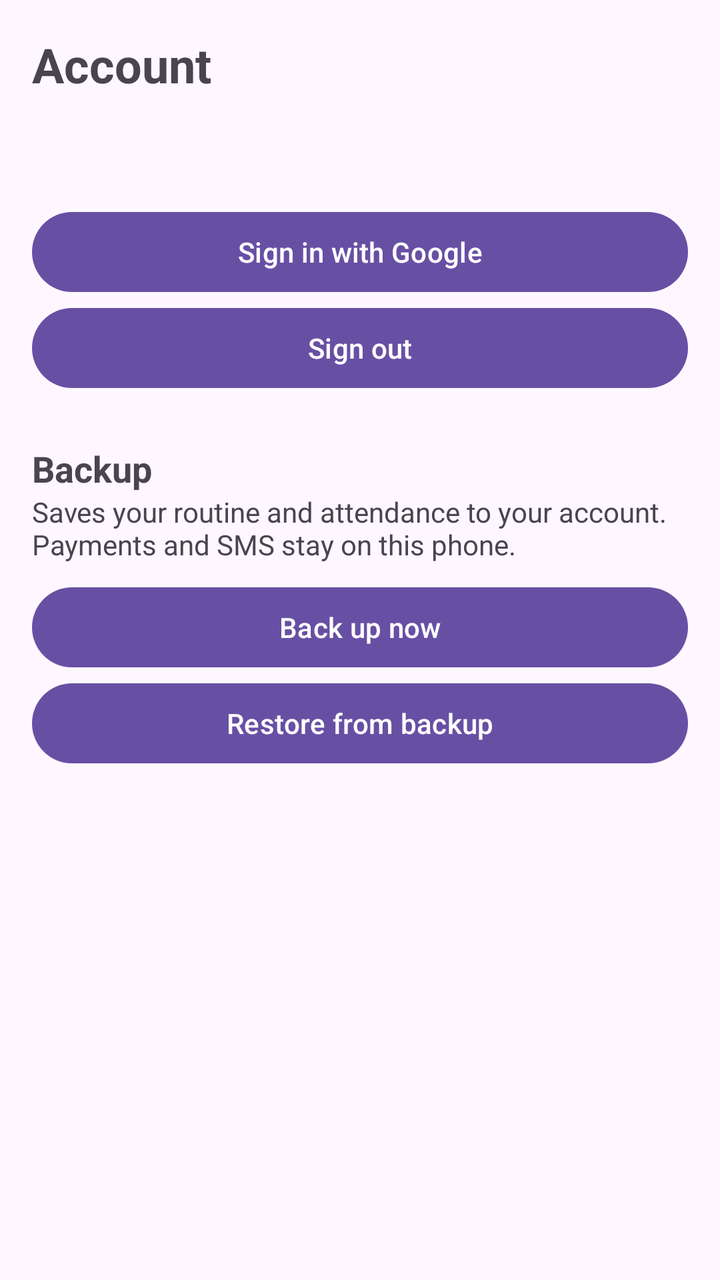
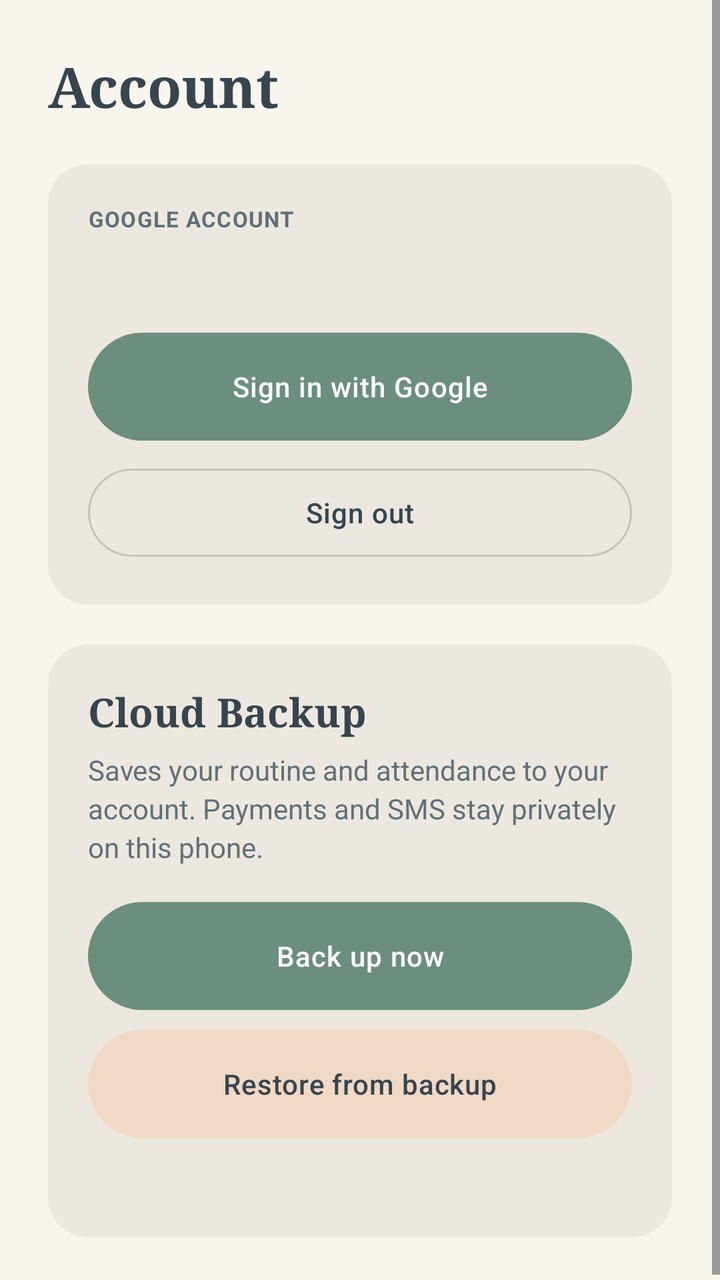

Two renders of the same Android screen: before a commit and after it. Below are the layout's source before the change and the commit's diff.
<!-- AndroidManifest.xml: application theme Theme.Fluxora -->
<!-- res/layout/activity_account.xml -->
<?xml version="1.0" encoding="utf-8"?>
<LinearLayout xmlns:android="http://schemas.android.com/apk/res/android"
    android:layout_width="match_parent"
    android:layout_height="match_parent"
    android:fitsSystemWindows="true"
    android:orientation="vertical"
    android:padding="16dp">

    <TextView
        android:layout_width="wrap_content"
        android:layout_height="wrap_content"
        android:text="Account"
        android:textSize="24sp"
        android:textStyle="bold" />

    <TextView
        android:id="@+id/tvStatus"
        android:layout_width="match_parent"
        android:layout_height="wrap_content"
        android:paddingTop="16dp"
        android:paddingBottom="16dp"
        android:textSize="16sp" />

    <Button
        android:id="@+id/btnSignIn"
        android:layout_width="match_parent"
        android:layout_height="wrap_content"
        android:text="Sign in with Google" />

    <Button
        android:id="@+id/btnSignOut"
        android:layout_width="match_parent"
        android:layout_height="wrap_content"
        android:text="Sign out" />

    <TextView
        android:layout_width="match_parent"
        android:layout_height="wrap_content"
        android:paddingTop="24dp"
        android:text="Backup"
        android:textSize="18sp"
        android:textStyle="bold" />

    <TextView
        android:layout_width="match_parent"
        android:layout_height="wrap_content"
        android:paddingBottom="8dp"
        android:text="Saves your routine and attendance to your account. Payments and SMS stay on this phone." />

    <Button
        android:id="@+id/btnBackup"
        android:layout_width="match_parent"
        android:layout_height="wrap_content"
        android:text="Back up now" />

    <Button
        android:id="@+id/btnRestore"
        android:layout_width="match_parent"
        android:layout_height="wrap_content"
        android:text="Restore from backup" />

    <TextView
        android:id="@+id/tvResult"
        android:layout_width="match_parent"
        android:layout_height="wrap_content"
        android:paddingTop="12dp" />
</LinearLayout>
<!-- resources referenced by this layout -->
<resources>
  <style name="Base.Theme.Fluxora" parent="Theme.Material3.DayNight.NoActionBar">
          
          
      </style>
  <!-- unchanged entries left out for length: 1 -->
</resources>

<!-- the commit's change to res/layout/activity_account.xml (unified diff, before → after) -->
@@ -1,67 +1,140 @@
 <?xml version="1.0" encoding="utf-8"?>
-<LinearLayout xmlns:android="http://schemas.android.com/apk/res/android"
+<ScrollView xmlns:android="http://schemas.android.com/apk/res/android"
+    xmlns:app="http://schemas.android.com/apk/res-auto"
     android:layout_width="match_parent"
     android:layout_height="match_parent"
-    android:fitsSystemWindows="true"
-    android:orientation="vertical"
-    android:padding="16dp">
+    android:background="?android:attr/colorBackground"
+    android:fitsSystemWindows="true">
 
-    <TextView
-        android:layout_width="wrap_content"
-        android:layout_height="wrap_content"
-        android:text="Account"
-        android:textSize="24sp"
-        android:textStyle="bold" />
-
-    <TextView
-        android:id="@+id/tvStatus"
+    <LinearLayout
         android:layout_width="match_parent"
         android:layout_height="wrap_content"
-        android:paddingTop="16dp"
-        android:paddingBottom="16dp"
-        android:textSize="16sp" />
+        android:orientation="vertical"
+        android:padding="24dp">
 
-    <Button
-        android:id="@+id/btnSignIn"
-        android:layout_width="match_parent"
-        android:layout_height="wrap_content"
-        android:text="Sign in with Google" />
+        <TextView
+            android:layout_width="wrap_content"
+            android:layout_height="wrap_content"
+            android:layout_marginBottom="20dp"
+            android:fontFamily="serif"
+            android:text="Account"
+            android:textColor="?attr/colorOnBackground"
+            android:textSize="28sp"
+            android:textStyle="bold" />
 
-    <Button
-        android:id="@+id/btnSignOut"
-        android:layout_width="match_parent"
-        android:layout_height="wrap_content"
-        android:text="Sign out" />
+        
+        <com.google.android.material.card.MaterialCardView
+            android:layout_width="match_parent"
+            android:layout_height="wrap_content"
+            android:layout_marginBottom="20dp"
+            app:cardBackgroundColor="?attr/colorSurface"
+            app:cardCornerRadius="20dp"
+            app:cardElevation="0dp"
+            app:contentPadding="20dp"
+            app:strokeWidth="0dp">
 
-    <TextView
-        android:layout_width="match_parent"
-        android:layout_height="wrap_content"
-        android:paddingTop="24dp"
-        android:text="Backup"
-        android:textSize="18sp"
-        android:textStyle="bold" />
+            <LinearLayout
+                android:layout_width="match_parent"
+                android:layout_height="wrap_content"
+                android:orientation="vertical">
 
-    <TextView
-        android:layout_width="match_parent"
-        android:layout_height="wrap_content"
-        android:paddingBottom="8dp"
-        android:text="Saves your routine and attendance to your account. Payments and SMS stay on this phone." />
+                <TextView
+                    android:layout_width="match_parent"
+                    android:layout_height="wrap_content"
+                    android:letterSpacing="0.04"
+                    android:text="GOOGLE ACCOUNT"
+                    android:textColor="?attr/colorOnSurfaceVariant"
+                    android:textSize="11sp"
+                    android:textStyle="bold" />
 
-    <Button
-        android:id="@+id/btnBackup"
-        android:layout_width="match_parent"
-        android:layout_height="wrap_content"
-        android:text="Back up now" />
+                <TextView
+                    android:id="@+id/tvStatus"
+                    android:layout_width="match_parent"
+                    android:layout_height="wrap_content"
+                    android:paddingTop="10dp"
+                    android:paddingBottom="18dp"
+                    android:textColor="?attr/colorOnSurface"
+                    android:textSize="16sp"
+                    android:textStyle="bold" />
 
-    <Button
-        android:id="@+id/btnRestore"
-        android:layout_width="match_parent"
-        android:layout_height="wrap_content"
-        android:text="Restore from backup" />
+                <Button
+                    android:id="@+id/btnSignIn"
+                    style="@style/Widget.Fluxora.Button.Primary"
+                    android:layout_width="match_parent"
+                    android:layout_height="wrap_content"
+                    android:text="Sign in with Google" />
 
-    <TextView
-        android:id="@+id/tvResult"
-        android:layout_width="match_parent"
-        android:layout_height="wrap_content"
-        android:paddingTop="12dp" />
-</LinearLayout>
+                <Button
+                    android:id="@+id/btnSignOut"
+                    style="@style/Widget.Material3.Button.OutlinedButton"
+                    android:layout_width="match_parent"
+                    android:layout_height="wrap_content"
+                    android:layout_marginTop="10dp"
+                    android:minHeight="52dp"
+                    android:text="Sign out"
+                    android:textColor="?attr/colorOnSurface"
+                    app:cornerRadius="999dp"
+                    app:strokeColor="?attr/colorOutline" />
+            </LinearLayout>
+        </com.google.android.material.card.MaterialCardView>
+
+        
+        <com.google.android.material.card.MaterialCardView
+            android:layout_width="match_parent"
+            android:layout_height="wrap_content"
+            app:cardBackgroundColor="?attr/colorSurface"
+            app:cardCornerRadius="20dp"
+            app:cardElevation="0dp"
+            app:contentPadding="20dp"
+            app:strokeWidth="0dp">
+
+            <LinearLayout
+                android:layout_width="match_parent"
+                android:layout_height="wrap_content"
+                android:orientation="vertical">
+
+                <TextView
+                    android:layout_width="match_parent"
+                    android:layout_height="wrap_content"
+                    android:fontFamily="serif"
+                    android:text="Cloud Backup"
+                    android:textColor="?attr/colorOnSurface"
+                    android:textSize="20sp"
+                    android:textStyle="bold" />
+
+                <TextView
+                    android:layout_width="match_parent"
+                    android:layout_height="wrap_content"
+                    android:layout_marginTop="6dp"
+                    android:layout_marginBottom="18dp"
+                    android:lineSpacingExtra="3dp"
+                    android:text="Saves your routine and attendance to your account. Payments and SMS stay privately on this phone."
+                    android:textColor="?attr/colorOnSurfaceVariant"
+                    android:textSize="14sp" />
+
+                <Button
+                    android:id="@+id/btnBackup"
+                    style="@style/Widget.Fluxora.Button.Primary"
+                    android:layout_width="match_parent"
+                    android:layout_height="wrap_content"
+                    android:text="Back up now" />
+
+                <Button
+                    android:id="@+id/btnRestore"
+                    style="@style/Widget.Fluxora.Button.Secondary"
+                    android:layout_width="match_parent"
+                    android:layout_height="wrap_content"
+                    android:layout_marginTop="10dp"
+                    android:text="Restore from backup" />
+
+                <TextView
+                    android:id="@+id/tvResult"
+                    android:layout_width="match_parent"
+                    android:layout_height="wrap_content"
+                    android:paddingTop="12dp"
+                    android:textColor="?attr/colorPrimary"
+                    android:textSize="13sp" />
+            </LinearLayout>
+        </com.google.android.material.card.MaterialCardView>
+    </LinearLayout>
+</ScrollView>
<!-- resource entries referenced after the edit -->
@@ -1,8 +1,115 @@
 <!-- resources referenced by this layout -->
 <resources>
+  <style name="Widget.Fluxora.Button.Primary" parent="Widget.Material3.Button">
+          <item name="backgroundTint">?attr/colorPrimary</item>
+          <item name="android:textColor">?attr/colorOnPrimary</item>
+          <item name="cornerRadius">999dp</item>
+          <item name="android:insetTop">0dp</item>
+          <item name="android:insetBottom">0dp</item>
+          <item name="android:minHeight">54dp</item>
+          <item name="android:letterSpacing">0.03</item>
+          <item name="android:textAllCaps">false</item>
+          <item name="elevation">0dp</item>
+      </style>
+  <style name="Widget.Fluxora.Button.Secondary" parent="Widget.Material3.Button.TonalButton">
+          <item name="backgroundTint">?attr/colorSecondaryContainer</item>
+          <item name="android:textColor">?attr/colorOnSecondaryContainer</item>
+          <item name="cornerRadius">999dp</item>
+          <item name="android:insetTop">0dp</item>
+          <item name="android:insetBottom">0dp</item>
+          <item name="android:minHeight">54dp</item>
+          <item name="android:letterSpacing">0.02</item>
+          <item name="android:textAllCaps">false</item>
+      </style>
   <style name="Base.Theme.Fluxora" parent="Theme.Material3.DayNight.NoActionBar">
           
+          <item name="colorPrimary">@color/primary</item>
+          <item name="colorOnPrimary">@color/on_primary</item>
+          <item name="colorPrimaryContainer">@color/primary_container</item>
+          <item name="colorOnPrimaryContainer">@color/on_primary_container</item>
+  
+          <item name="colorSecondary">@color/secondary</item>
+          <item name="colorOnSecondary">@color/on_secondary</item>
+          <item name="colorSecondaryContainer">@color/secondary_container</item>
+          <item name="colorOnSecondaryContainer">@color/on_secondary_container</item>
+  
+          <item name="colorTertiary">@color/tertiary</item>
+          <item name="colorOnTertiary">@color/on_tertiary</item>
+          <item name="colorTertiaryContainer">@color/tertiary_container</item>
+          <item name="colorOnTertiaryContainer">@color/on_tertiary_container</item>
+  
           
+          <item name="android:colorBackground">@color/background_light</item>
+          <item name="colorOnBackground">@color/text_primary_light</item>
+          <item name="colorSurface">@color/surface_light</item>
+          <item name="colorOnSurface">@color/text_primary_light</item>
+          <item name="colorSurfaceVariant">@color/surface_variant_light</item>
+          <item name="colorOnSurfaceVariant">@color/text_secondary_light</item>
+          <item name="colorSurfaceContainer">@color/surface_light</item>
+          <item name="colorSurfaceContainerHigh">@color/surface_container_light</item>
+          <item name="colorOutline">@color/outline_light</item>
+          <item name="colorOutlineVariant">@color/outline_variant_light</item>
+  
+          
+          <item name="colorError">@color/danger</item>
+          <item name="colorErrorContainer">@color/danger_container</item>
+          <item name="colorOnErrorContainer">@color/on_danger_container</item>
+  
+          
+          <item name="android:statusBarColor">@color/background_light</item>
+          <item name="android:navigationBarColor">@color/background_light</item>
+          <item name="android:windowLightStatusBar">true</item>
+          <item name="android:windowLightNavigationBar" tools:targetApi="o_mr1">true</item>
+  
+          
+          <item name="materialCardViewStyle">@style/Widget.Fluxora.CardView</item>
+          <item name="materialButtonStyle">@style/Widget.Fluxora.Button.Primary</item>
+          <item name="bottomSheetDialogTheme">@style/ThemeOverlay.Fluxora.BottomSheetDialog</item>
+      </style>
+  <color name="primary">#6B8E7E</color>
+  <color name="on_primary">#FFFFFF</color>
+  <color name="primary_container">#DCE7E1</color>
+  <color name="on_primary_container">#23352D</color>
+  <color name="secondary">#F0D9C5</color>
+  <color name="on_secondary">#36454F</color>
+  <color name="secondary_container">#F0D9C5</color>
+  <color name="on_secondary_container">#36454F</color>
+  <color name="tertiary">#D4AF37</color>
+  <color name="on_tertiary">#1E2824</color>
+  <color name="tertiary_container">#F7EFE0</color>
+  <color name="on_tertiary_container">#4A3B0C</color>
+  <color name="background_light">#F8F5ED</color>
+  <color name="text_primary_light">#36454F</color>
+  <color name="surface_light">#EDE8DF</color>
+  <color name="surface_variant_light">#E2DDD2</color>
+  <color name="text_secondary_light">#626F77</color>
+  <color name="surface_container_light">#E5DFD3</color>
+  <color name="outline_light">#C9C3B6</color>
+  <color name="outline_variant_light">#DFDAD0</color>
+  <color name="danger">#B85450</color>
+  <color name="danger_container">#F5DFDE</color>
+  <color name="on_danger_container">#4A1B19</color>
+  <style name="Widget.Fluxora.CardView" parent="Widget.Material3.CardView.Filled">
+          <item name="cardBackgroundColor">?attr/colorSurface</item>
+          <item name="cardCornerRadius">20dp</item>
+          <item name="cardElevation">0dp</item>
+          <item name="strokeWidth">0dp</item>
+          <item name="contentPadding">20dp</item>
+      </style>
+  <style name="ThemeOverlay.Fluxora.BottomSheetDialog" parent="ThemeOverlay.Material3.BottomSheetDialog">
+          <item name="bottomSheetStyle">@style/Widget.Fluxora.BottomSheet</item>
+      </style>
+  <style name="Widget.Fluxora.BottomSheet" parent="Widget.Material3.BottomSheet.Modal">
+          <item name="backgroundTint">?attr/colorSurface</item>
+          <item name="shapeAppearanceOverlay">@style/ShapeAppearance.Fluxora.BottomSheet</item>
+          <item name="elevation">0dp</item>
+      </style>
+  <style name="ShapeAppearance.Fluxora.BottomSheet" parent="">
+          <item name="cornerFamily">rounded</item>
+          <item name="cornerSizeTopLeft">24dp</item>
+          <item name="cornerSizeTopRight">24dp</item>
+          <item name="cornerSizeBottomLeft">0dp</item>
+          <item name="cornerSizeBottomRight">0dp</item>
       </style>
   <!-- unchanged entries left out for length: 1 -->
 </resources>
